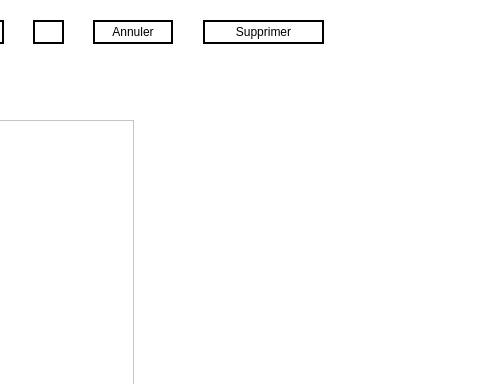
This is imagedit.ui in NesrineGhannay/ImagEdit as Qt 5 draws it before an edit; both pictures show x 547 to 1027 and y 0 to 384 of the 1027 by 541 pixel window. The edited form follows.
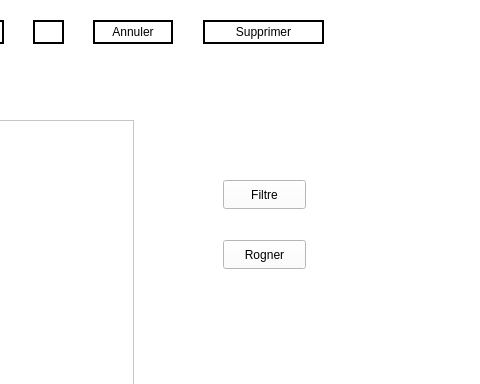
This is the edited form. Icons and pictures are not drawn.

Commit message: Add toolbox buttons and slot connections (filtre and rogner)

```diff
--- a/imagedit.ui
+++ b/imagedit.ui
@@ -248,6 +248,32 @@
      <string/>
     </property>
    </widget>
+   <widget class="QPushButton" name="filter">
+    <property name="geometry">
+     <rect>
+      <x>770</x>
+      <y>180</y>
+      <width>83</width>
+      <height>29</height>
+     </rect>
+    </property>
+    <property name="text">
+     <string>Filtre</string>
+    </property>
+   </widget>
+   <widget class="QPushButton" name="rogner">
+    <property name="geometry">
+     <rect>
+      <x>770</x>
+      <y>240</y>
+      <width>83</width>
+      <height>29</height>
+     </rect>
+    </property>
+    <property name="text">
+     <string>Rogner</string>
+    </property>
+   </widget>
   </widget>
  </widget>
  <resources>
```
The commit also changes 2 other files.
